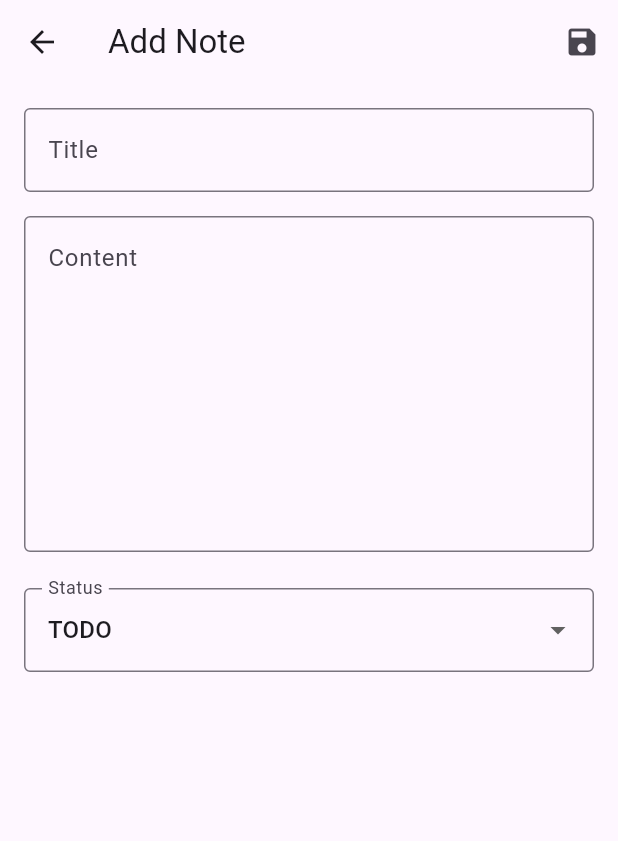
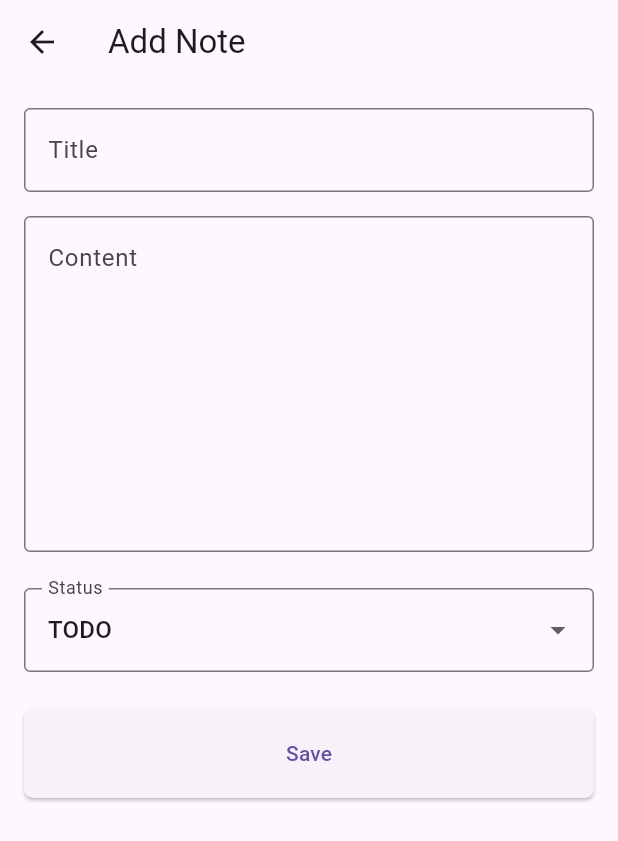
Before and after one commit to karanev/notes-ai, a Flutter app: the screen it shows after launch, after a tap on the "add" icon, on a phone screen of 412 x 824 dp. Shown: the top 841 px of the screen. Run offline on Flutter 3.47's test engine with Material 3 defaults, Android fonts, the phone set to English and light mode, and no system bars; our stand-ins replace drift, drift_flutter; accounts and stored records are empty; generated files the repository leaves out were written again.

Commit message:
color coded notes status and fixed saved button

```diff
--- /dev/null
+++ b/lib/models/note_status.dart
@@ -0,0 +1,33 @@
+import 'package:flutter/material.dart';
+
+class NoteStatus {
+  static const String done = 'done';
+  static const String inProgress = 'inProgress';
+  static const String todo = 'todo';
+
+  static Color getColor(String status) {
+    switch (status) {
+      case done:
+        return Colors.green;
+      case inProgress:
+        return Colors.blue;
+      case todo:
+        return Colors.orange;
+      default:
+        return Colors.grey;
+    }
+  }
+
+  static String displayText(String status) {
+    switch (status) {
+      case done:
+        return 'DONE';
+      case inProgress:
+        return 'IN PROGRESS';
+      case todo:
+        return 'TODO';
+      default:
+        return status.replaceAll('_', ' ').toUpperCase();
+    }
+  }
+}
--- a/lib/screens/add_edit_note_screen.dart
+++ b/lib/screens/add_edit_note_screen.dart
@@ -1,6 +1,7 @@
 import 'package:flutter/material.dart';
 import '../services/database.dart';
 import '../repositories/note_repository.dart';
+import '../models/note_status.dart';
 
 class AddEditNoteScreen extends StatefulWidget {
   final Note? note; // Null if we are adding, has a value if we are editing
@@ -22,7 +23,11 @@ class _AddEditNoteScreenState extends State<AddEditNoteScreen> {
   late final TextEditingController _contentController;
   late String _currentStatus;
 
-  final List<String> _statuses = ['todo', 'in_progress', 'done'];
+  final List<String> _statuses = [
+    NoteStatus.todo,
+    NoteStatus.inProgress,
+    NoteStatus.done,
+  ];
   bool get _isEditing => widget.note != null;
 
   @override
@@ -30,7 +35,7 @@ class _AddEditNoteScreenState extends State<AddEditNoteScreen> {
     super.initState();
     _titleController = TextEditingController(text: widget.note?.title ?? '');
     _contentController = TextEditingController(text: widget.note?.content ?? '');
-    _currentStatus = widget.note?.status ?? 'todo';
+    _currentStatus = widget.note?.status ?? NoteStatus.todo;
   }
 
   @override
@@ -75,14 +80,6 @@ class _AddEditNoteScreenState extends State<AddEditNoteScreen> {
     return Scaffold(
       appBar: AppBar(
         title: Text(_isEditing ? 'Edit Note' : 'Add Note'),
-        actions: [
-          // Save button
-          IconButton(
-            icon: const Icon(Icons.save),
-            onPressed: _saveNote,
-            tooltip: 'Save Note',
-          ),
-        ],
       ),
       body: SingleChildScrollView(
         child: Padding(
@@ -130,7 +127,7 @@ class _AddEditNoteScreenState extends State<AddEditNoteScreen> {
                   items: _statuses.map((String status) {
                     return DropdownMenuItem<String>(
                       value: status,
-                      child: Text(status.replaceAll('_', ' ').toUpperCase()),
+                      child: Text(NoteStatus.displayText(status)),
                     );
                   }).toList(),
                   onChanged: (String? newValue) {
@@ -141,6 +138,17 @@ class _AddEditNoteScreenState extends State<AddEditNoteScreen> {
                     }
                   },
                 ),
+                const SizedBox(height: 24),
+                ElevatedButton.icon(
+                  label: const Text('Save'),
+                  style: ElevatedButton.styleFrom(
+                    shape: RoundedRectangleBorder(
+                      borderRadius: BorderRadius.circular(6),
+                    ),
+                    padding: const EdgeInsets.symmetric(vertical: 20),
+                  ),
+                  onPressed: _saveNote,
+                ),
               ],
             ),
           ),
--- a/lib/screens/note_list_screen.dart
+++ b/lib/screens/note_list_screen.dart
@@ -2,6 +2,7 @@ import 'package:flutter/material.dart';
 import '../repositories/note_repository.dart';
 import '../services/database.dart'; // Needed to instantiate AppDatabase
 import '../services/nlp_service.dart';
+import '../models/note_status.dart';
 import 'add_edit_note_screen.dart';
 
 class NoteListScreen extends StatefulWidget {
@@ -55,7 +56,7 @@ class _NoteListScreenState extends State<NoteListScreen> {
   Widget build(BuildContext context) {
     return Scaffold(
       appBar: AppBar(
-        title: const Text('Smart Notes'),
+        title: const Text('Notes AI'),
       ),
       body: Column(
         children: [
@@ -115,9 +116,9 @@ class _NoteListScreenState extends State<NoteListScreen> {
                           overflow: TextOverflow.ellipsis,
                         ),
                         trailing: Text(
-                          note.status.replaceAll('_', ' ').toUpperCase(),
+                          NoteStatus.displayText(note.status),
                           style: TextStyle(
-                            color: note.status == 'done' ? Colors.green : Colors.orange,
+                            color: NoteStatus.getColor(note.status),
                             fontWeight: FontWeight.bold,
                           ),
                         ),
```
